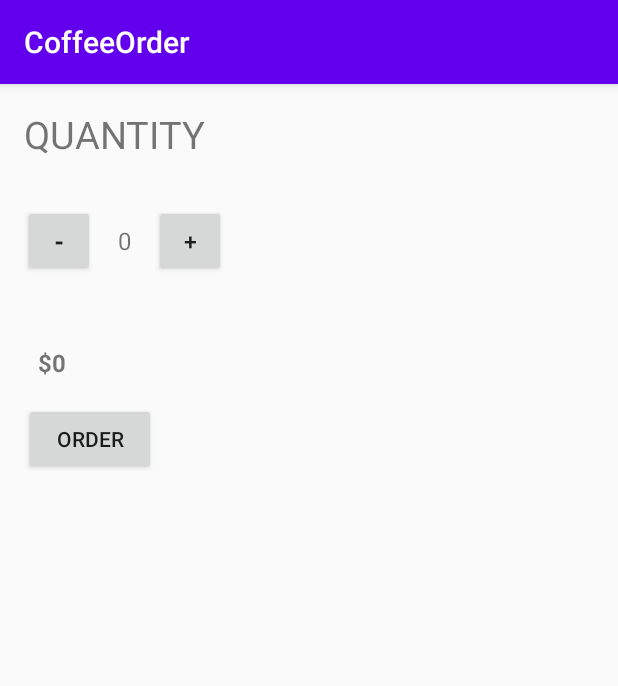
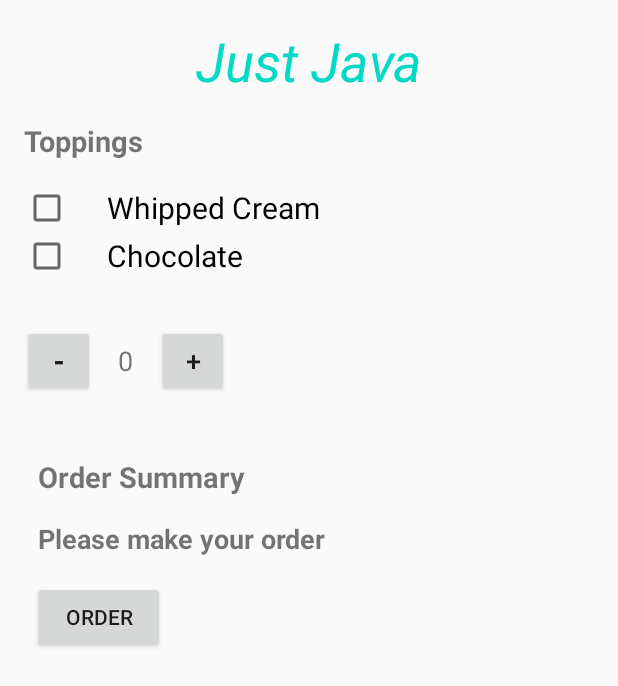
Before and after one commit to ronaldchaula/Calculator, an Android app: the screen it shows after launch (MainActivity), after a tap on "ORDER", on a phone screen of 412 x 824 dp. Shown: the top 686 px of the screen. Run offline under Robolectric (Android 15) with nearby library versions, the phone set to English and light mode, and no system bars.

Commit message:
added the whipped cream and chocolate checkboxes, also created some functionalities for each button and new order summary

```diff
--- /dev/null
+++ b/app/JavaPractice/build.gradle
@@ -0,0 +1,8 @@
+plugins {
+    id 'java-library'
+}
+
+java {
+    sourceCompatibility = JavaVersion.VERSION_1_7
+    targetCompatibility = JavaVersion.VERSION_1_7
+}
--- a/app/src/main/java/tz/co/ideasbuilder/calculator/MainActivity.java
+++ b/app/src/main/java/tz/co/ideasbuilder/calculator/MainActivity.java
@@ -1,10 +1,14 @@
 package tz.co.ideasbuilder.calculator;
 
 import android.annotation.SuppressLint;
+import android.os.Bundle;
 import android.support.v7.app.AppCompatActivity;
+import android.util.Log;
 import android.view.View;
-import android.os.Bundle;
+import android.widget.CheckBox;
 import android.widget.TextView;
+
+import java.text.NumberFormat;
 
 public class MainActivity extends AppCompatActivity {
 
@@ -12,10 +16,16 @@ public class MainActivity extends AppCompatActivity {
     protected void onCreate(Bundle savedInstanceState) {
         super.onCreate(savedInstanceState);
         setContentView(R.layout.activity_main);
+
+        if (getSupportActionBar() != null) {
+            getSupportActionBar().hide();
+        }
     }
 //this method is called when the button is clicked on the front end of the website
     int currentOrderSize = 0;
     int quantity;
+    String message;
+    long unitPrice = 5;
 
     public void increaseOrder(View view){
         showIncrease();
@@ -25,24 +35,33 @@ public class MainActivity extends AppCompatActivity {
         showDecrease();
     }
     public void submitOrder(View view){
-        displayPrice(quantity);
+        message = setTopping();
+        displayPrice(quantity, message);
+
+        Log.i("MainActivity",message);
+
     }
 
     //the price method is declared here
     @SuppressLint("SetTextI18n")
-    public void displayPrice(int unit){
-        int unitPrice = 5;
+    private void displayPrice(int unit, String additions){
+
         //the line below captures a textview that is to be affected by using findViewById
-        TextView price = (TextView) findViewById(R.id.price);
+        TextView price = findViewById(R.id.price);
         //the below line is used to write to the text view through the object
-        price.setText("$" + unitPrice*unit);
+        if (unit>0) {
+            price.setText("You have ordered: " + unit + " cups \n" + "Total Price is: " + NumberFormat.getCurrencyInstance().format(unitPrice * unit) + "\n" + additions + "\n"+ "Thank you!");
+        }
+        else{
+            price.setText("Please make your order");
+        }
     }
 
-    public int increase(){
+    private int increase(){
         return currentOrderSize+=1;
 
     }
-    public int decrease(){
+    private int decrease(){
         if(quantity<=0){
 
             return  0;
@@ -52,17 +71,51 @@ public class MainActivity extends AppCompatActivity {
         }
     }
     @SuppressLint("SetTextI18n")
-    public void showIncrease(){
+    private void showIncrease(){
         quantity = increase();
-        TextView content = (TextView) findViewById(R.id.quantity);
+        TextView content = findViewById(R.id.quantity);
         content.setText(" " +  quantity);
 
     }
     @SuppressLint("SetTextI18n")
-    public void showDecrease(){
+    private void showDecrease(){
         quantity = decrease();
-        TextView content = (TextView) findViewById(R.id.quantity);
+        TextView content = findViewById(R.id.quantity);
         content.setText(" " +  quantity);
 
     }
+public String setTopping(){
+        if (hasWhippedCream() && hasChocolate()){
+            unitPrice = 10;
+            return "Topping chosen is: Whipped Cream & Chocolate";
+        }
+
+
+    else if(hasChocolate()){
+            unitPrice =8;
+            return "Topping is: Chocolate";
+        }
+
+        else if (hasWhippedCream()){
+            unitPrice = 7;
+            return "Topping chosen is: whipped cream";
+        }
+    else{
+            unitPrice = 5;
+            return "No toppings selected";
+        }
+
 }
+
+    private boolean hasChocolate() {
+        CheckBox choco = (CheckBox) findViewById(R.id.choco);
+        return choco.isChecked();
+    }
+
+    private boolean hasWhippedCream() {
+        CheckBox whippedCream = (CheckBox) findViewById(R.id.whippedCream);
+        return whippedCream.isChecked();
+    }
+
+
+}
--- a/app/src/main/res/layout/activity_main.xml
+++ b/app/src/main/res/layout/activity_main.xml
@@ -1,23 +1,61 @@
 <?xml version="1.0" encoding="utf-8"?>
+
 <LinearLayout xmlns:android="http://schemas.android.com/apk/res/android"
-   android:orientation="vertical"
+    xmlns:tools="http://schemas.android.com/tools"
+    android:orientation="vertical"
     android:layout_width="match_parent"
     android:layout_height="match_parent"
    >
 
     <TextView
-        android:id="@+id/quantityLabel"
+        android:id="@+id/title"
+        android:layout_width="match_parent"
+        android:layout_height="wrap_content"
+        android:text="@string/title"
+        android:textAllCaps="false"
+        android:textSize="36sp"
+        android:textAlignment="center"
+       android:textStyle="italic"
+        android:textColor="@color/teal_200"
+        android:layout_marginTop="16dp"
+         />
+    <!--this is an embedded XML that create a horizontal layout-->
+    <TextView
         android:layout_width="wrap_content"
         android:layout_height="wrap_content"
-        android:text="@string/quantity"
-        android:textAllCaps="true"
-        android:textSize="25sp"
         android:layout_marginStart="16dp"
         android:layout_marginTop="16dp"
-        android:labelFor="@+id/quantity"
+        android:layout_marginBottom="16dp"
+        android:text="@string/toppingLabel"
+        android:textSize="19sp"
+        android:textStyle="bold"
+        android:labelFor="@id/quantity"
+        />
 
-         />
-    <!--this is an embedded XML that create a orizontal layout-->
+        <CheckBox
+            android:id="@+id/whippedCream"
+            android:layout_width="wrap_content"
+            android:layout_height="wrap_content"
+            android:text="@string/whipped_cream"
+            android:textSize="20sp"
+            android:layout_marginStart="15dp"
+            android:paddingStart="24dp"
+            tools:ignore="RtlSymmetry" />
+
+
+
+        <CheckBox
+            android:id="@+id/choco"
+            android:layout_width="wrap_content"
+            android:layout_height="wrap_content"
+            android:text="@string/choco"
+            android:textSize="20sp"
+            android:layout_marginStart="15dp"
+            android:paddingStart="24dp"
+            tools:ignore="RtlSymmetry" />
+
+
+
     <LinearLayout
         android:layout_width="match_parent"
         android:layout_height="wrap_content"
@@ -27,13 +65,12 @@
         android:layout_gravity="center"
         >
         <Button
-            android:id="@+id/increment"
             android:layout_width="48dp"
             android:layout_height="48dp"
             android:text="@string/minus"
             android:gravity="center"
             android:layout_gravity="center"
-            android:textSize="15sp"
+            android:textSize="18sp"
             android:textStyle="bold"
             android:layout_marginTop="10dp"
             android:layout_marginStart="15dp"
@@ -49,25 +86,33 @@
             android:layout_marginTop="16dp"
             android:layout_marginBottom="16dp"
             android:text="@string/quantityValue"
-            android:textSize="16sp"
+            android:textSize="18sp"
             android:layout_gravity="center"
             />
 
         <Button
-            android:id="@+id/decrement"
             android:layout_width="48dp"
             android:layout_height="48dp"
             android:text="@string/plus"
             android:gravity="center"
             android:layout_gravity="center"
-            android:textSize="15sp"
+            android:textSize="18sp"
             android:layout_marginTop="10dp"
-            android:layout_marginStart="15dp"
+            android:layout_marginStart="16dp"
             android:layout_marginBottom="10dp"
             android:onClick="increaseOrder"
             />
     </LinearLayout>
-
+    <TextView
+        android:layout_width="wrap_content"
+        android:layout_height="wrap_content"
+        android:layout_marginStart="25dp"
+        android:layout_marginTop="10dp"
+        android:text="@string/priceLabel"
+        android:textSize="19sp"
+        android:textStyle="bold"
+        android:labelFor="@id/price"
+        />
     <TextView
         android:id="@+id/price"
         android:layout_width="wrap_content"
@@ -75,14 +120,13 @@
         android:layout_marginStart="25dp"
         android:layout_marginTop="16dp"
         android:text="@string/price"
-        android:textSize="16sp"
+        android:textSize="18sp"
         android:textStyle="bold"
         />
     <Button
-        android:id="@+id/order"
         android:layout_height="wrap_content"
         android:layout_width="wrap_content"
-        android:layout_marginStart="16dp"
+        android:layout_marginStart="22dp"
         android:layout_marginTop="16dp"
         android:text="@string/order"
         android:onClick = "submitOrder"
--- a/app/src/main/res/values/colors.xml
+++ b/app/src/main/res/values/colors.xml
@@ -4,7 +4,4 @@
     <color name="purple_500">#FF6200EE</color>
     <color name="purple_700">#FF3700B3</color>
     <color name="teal_200">#FF03DAC5</color>
-    <color name="teal_700">#FF018786</color>
-    <color name="black">#FF000000</color>
-    <color name="white">#FFFFFFFF</color>
 </resources>
--- a/app/src/main/res/values/strings.xml
+++ b/app/src/main/res/values/strings.xml
@@ -1,10 +1,13 @@
 <resources>
-    <string name="app_name">CoffeeOrder</string>
-    <string name="quantity">Quantity</string>
+    <string name="app_name">Just Java</string>
+    <string name="title">Just Java</string>
     <string name="quantityValue">0</string>
     <string name="order">Order</string>
-    <string name="price">$0</string>
-     <string name="space"> </string>
+    <string name="price">No order is placed</string>
     <string name="minus">-</string>
     <string name="plus">+</string>
+    <string name="priceLabel">Order Summary</string>
+    <string name="toppingLabel">Toppings</string>
+    <string name="whipped_cream">Whipped Cream</string>
+    <string name="choco">Chocolate</string>
 </resources>
--- a/app/src/main/res/values/themes.xml
+++ b/app/src/main/res/values/themes.xml
@@ -1,6 +1,6 @@
-<resources xmlns:tools="http://schemas.android.com/tools">
+<resources>
     <!-- Base application theme. -->
-    <style name="Theme.Calculator" parent="Theme.AppCompat.Light.DarkActionBar">
+    <style name="Theme.Calculator" parent="Theme.AppCompat.Light.NoActionBar">
         <!-- Primary brand color. -->
         <item name="colorPrimary">@color/purple_500</item>
         <item name="colorPrimaryDark">@color/purple_700</item>
```
Also changed, not shown: 1 other file.
